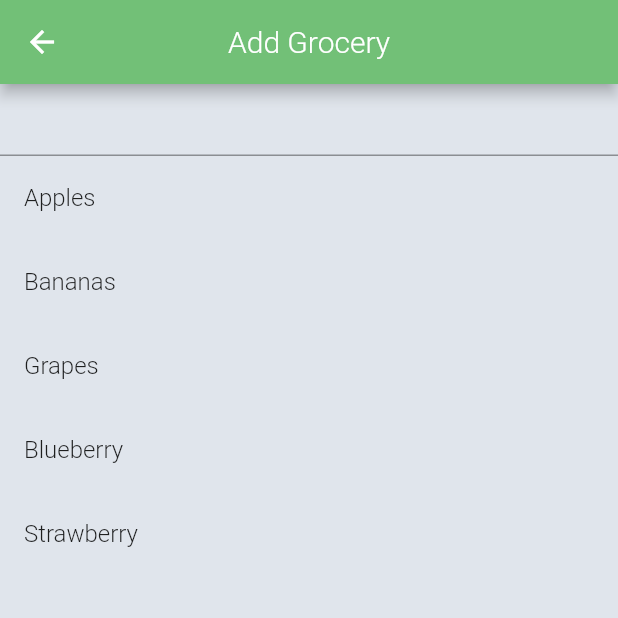
After one commit to ojasvinaik13/GroPlan, a Flutter app: the AddPage screen opened directly, on a phone screen of 412 x 824 dp, the top half of it. The commit adds this screen. Run offline on Flutter 3.47's test engine with Material 2 defaults, Android fonts, the phone set to English and light mode, and no system bars.

Commit message:
Added Search Items feature

```diff
--- /dev/null
+++ b/groplan/lib/pages/add.dart
@@ -0,0 +1,111 @@
+import 'package:flutter/material.dart';
+
+class AddPage extends StatefulWidget {
+  @override
+  _AddPageState createState() => _AddPageState();
+}
+
+class _AddPageState extends State<AddPage> {
+  final globalKey = new GlobalKey<ScaffoldState>();
+  final TextEditingController _searchController = new TextEditingController();
+  List<dynamic> _list;
+  bool _isSearching;
+  // ignore: unused_field
+  String _searchText = "";
+  List searchresult = new List();
+
+  _AddPageState() {
+    _searchController.addListener(() {
+      if (_searchController.text.isEmpty) {
+        setState(() {
+          _isSearching = false;
+          _searchText = "";
+        });
+      } else {
+        setState(() {
+          _isSearching = true;
+          _searchText = _searchController.text;
+        });
+      }
+    });
+  }
+
+  void search(String searchText) {
+    searchresult.clear();
+    if (_isSearching != null) {
+      for (int i = 0; i < _list.length; i++) {
+        String data = _list[i];
+        if (data.toLowerCase().contains(searchText.toLowerCase())) {
+          searchresult.add(data);
+        }
+      }
+    }
+  }
+
+  void initState() {
+    super.initState();
+    _isSearching = false;
+    values();
+  }
+
+  // void _handleSearchStart() {
+  //   setState(() {
+  //     _isSearching = true;
+  //   });
+  // }
+
+  // void _handleSearchEnd() {
+  //   setState(() {
+  //     _searchController.clear();
+  //   });
+  // }
+
+  void values() {
+    _list = List();
+    _list.add("Apples");
+    _list.add("Bananas");
+    _list.add("Grapes");
+    _list.add("Blueberry");
+    _list.add("Strawberry");
+  }
+
+  @override
+  Widget build(BuildContext context) {
+    return Scaffold(
+        key: globalKey,
+        appBar: AppBar(
+          title: const Text('Add Grocery'),
+        ),
+        body: Column(
+          children: [
+            TextField(
+              controller: _searchController,
+              onChanged: search,
+            ),
+            Flexible(
+                child: searchresult.length != 0 ||
+                        _searchController.text.isNotEmpty
+                    ? new ListView.builder(
+                        shrinkWrap: true,
+                        itemCount: searchresult.length,
+                        itemBuilder: (BuildContext context, int index) {
+                          String listData = searchresult[index];
+                          return new ListTile(
+                            title: new Text(listData.toString()),
+                          );
+                        },
+                      )
+                    : new ListView.builder(
+                        shrinkWrap: true,
+                        itemCount: _list.length,
+                        itemBuilder: (BuildContext context, int index) {
+                          String listData = _list[index];
+                          return new ListTile(
+                            title: new Text(listData.toString()),
+                          );
+                        },
+                      ))
+          ],
+        ));
+  }
+}
```
Also changed, not shown: groplan/lib/pages/home_page.dart (+8 -1 lines).
